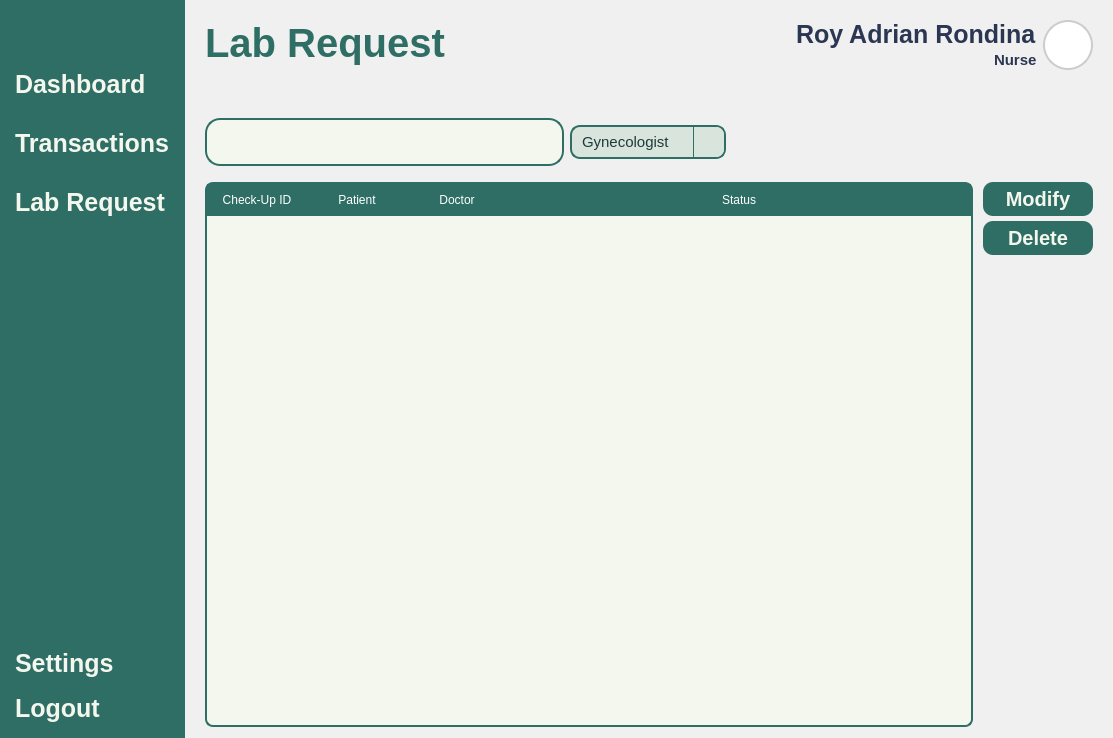
First picture: the form in Views/Staff_LabRequest.ui, repository VinsmokeSanji69/COVACHA_CLINIC_SYSTEM, before the edit.
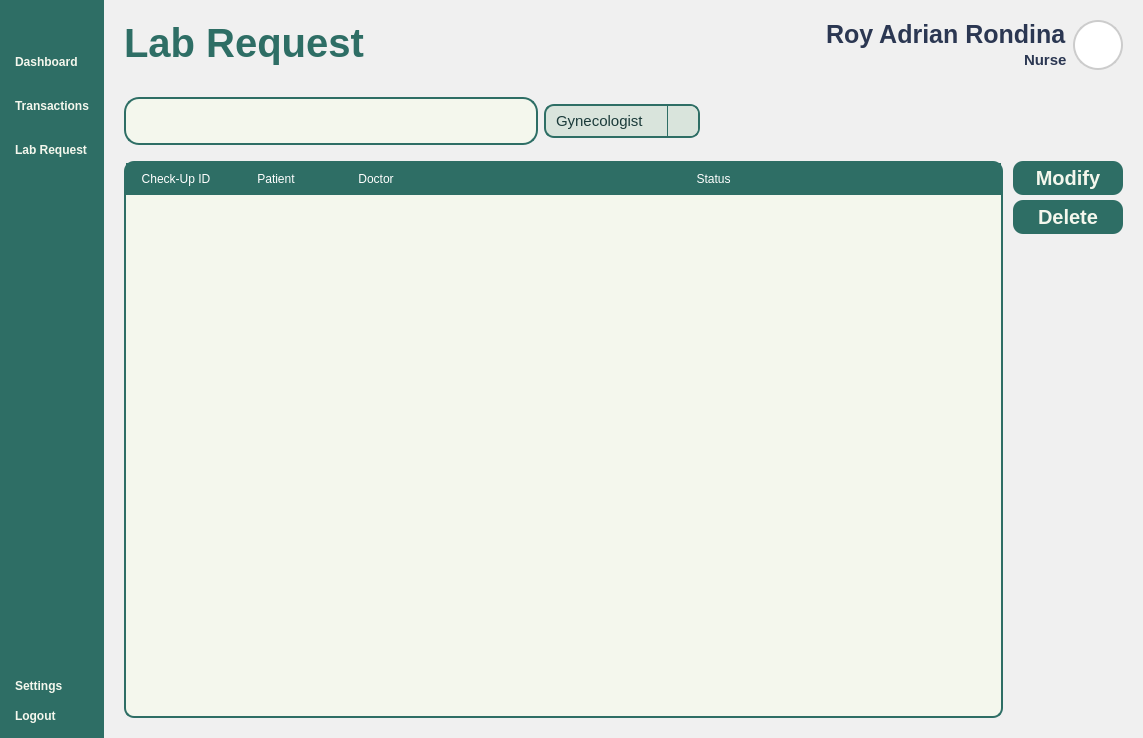
Second picture: the form after the edit. Icons and pictures are not drawn.

```diff
--- a/Views/Staff_LabRequest.ui
+++ b/Views/Staff_LabRequest.ui
@@ -6,7 +6,7 @@
    <rect>
     <x>0</x>
     <y>0</y>
-    <width>1113</width>
+    <width>1143</width>
     <height>738</height>
    </rect>
   </property>
@@ -20,11 +20,10 @@
 	border: 0px;
 }
 QPushButton {
-	font: 900 10pt &quot;Satoshi Black&quot;;
+	font: 900 16pt &quot;Satoshi Black&quot;;
 	background-color: transparent;
  	border-radius: 10px;
 	font-weight: bold;	
-	font-size: 25px;
 	color: #F4F7ED;
 	text-align: left;
 	padding: 5px 5px;
@@ -42,9 +41,6 @@
 	background: transparent;
 }
 
-#MainBodyContainer {
-	background-color: #f0f0f0;
-}
 </string>
   </property>
   <layout class="QHBoxLayout" name="horizontalLayout">
@@ -93,7 +89,7 @@
          <string/>
         </property>
         <property name="icon">
-         <iconset>
+         <iconset resource="../Images/resources.qrc">
           <normaloff>:/icons/icons/align-justify.svg</normaloff>:/icons/icons/align-justify.svg</iconset>
         </property>
         <property name="iconSize">
@@ -134,7 +130,7 @@
            <string>Dashboard</string>
           </property>
           <property name="icon">
-           <iconset>
+           <iconset resource="../Images/resources.qrc">
             <normaloff>:/icons/icons/layout-dashboard.svg</normaloff>:/icons/icons/layout-dashboard.svg</iconset>
           </property>
           <property name="iconSize">
@@ -151,7 +147,7 @@
            <string>Transactions</string>
           </property>
           <property name="icon">
-           <iconset>
+           <iconset resource="../Images/resources.qrc">
             <normaloff>:/icons/icons/tickets.svg</normaloff>:/icons/icons/tickets.svg</iconset>
           </property>
           <property name="iconSize">
@@ -165,13 +161,15 @@
         <item>
          <widget class="QPushButton" name="LabButton">
           <property name="styleSheet">
-           <string notr="true"/>
+           <string notr="true">QPushButton{
+	font: 900 20pt &quot;Satoshi Black&quot;;	
+}</string>
           </property>
           <property name="text">
            <string>Lab Request</string>
           </property>
           <property name="icon">
-           <iconset>
+           <iconset resource="../Images/resources.qrc">
             <normaloff>:/icons/icons/test-tubes.svg</normaloff>:/icons/icons/test-tubes.svg</iconset>
           </property>
           <property name="iconSize">
@@ -211,7 +209,7 @@
            <string>Settings</string>
           </property>
           <property name="icon">
-           <iconset>
+           <iconset resource="../Images/resources.qrc">
             <normaloff>:/icons/icons/user-round-cog.svg</normaloff>:/icons/icons/user-round-cog.svg</iconset>
           </property>
           <property name="iconSize">
@@ -228,7 +226,7 @@
            <string>Logout</string>
           </property>
           <property name="icon">
-           <iconset>
+           <iconset resource="../Images/resources.qrc">
             <normaloff>:/icons/icons/log-out.svg</normaloff>:/icons/icons/log-out.svg</iconset>
           </property>
           <property name="iconSize">
@@ -508,7 +506,7 @@
           <number>20</number>
          </property>
          <property name="bottomMargin">
-          <number>11</number>
+          <number>20</number>
          </property>
          <item alignment="Qt::AlignTop">
           <widget class="QWidget" name="widget_3" native="true">
@@ -571,7 +569,7 @@
              <number>0</number>
             </property>
             <property name="topMargin">
-             <number>21</number>
+             <number>0</number>
             </property>
             <item>
              <widget class="QWidget" name="SearchBar" native="true">
@@ -626,7 +624,7 @@
                   <string/>
                  </property>
                  <property name="icon">
-                  <iconset>
+                  <iconset resource="../Images/resources.qrc">
                    <normaloff>:/icons/icons/search.svg</normaloff>:/icons/icons/search.svg</iconset>
                  </property>
                  <property name="iconSize">
@@ -785,8 +783,8 @@
                 <rect>
                  <x>0</x>
                  <y>0</y>
-                 <width>761</width>
-                 <height>541</height>
+                 <width>700</width>
+                 <height>553</height>
                 </rect>
                </property>
                <layout class="QVBoxLayout" name="verticalLayout_6">
@@ -811,13 +809,12 @@
                    <string notr="true">QTableWidget {
 	background-color: #F4F7ED;
 	gridline-color: transparent;
-	border-radius: 8px;
+	border-radius: 10px;
 	border: 2px solid #2E6E65;
 }
 QTableWidget::item {
 	border: none;
-	font:500 16pt &quot;Satoshi&quot;;
-	color: #2B3752;
+	font: 16pt &quot;Lexend&quot;;
 }
 QTableWidget::item:selected {
 	background-color: rgba(46, 110, 101, 0.3);
@@ -826,7 +823,7 @@
 	background-color: #2E6E65;
 	color: white;
 	padding: 5px;
-	font: 700 15pt &quot;Satoshi&quot;;
+	font: 18px &quot;Lexend Medium&quot;;
 	border: 2px solid #2E6E65;
 }</string>
                   </property>
```
